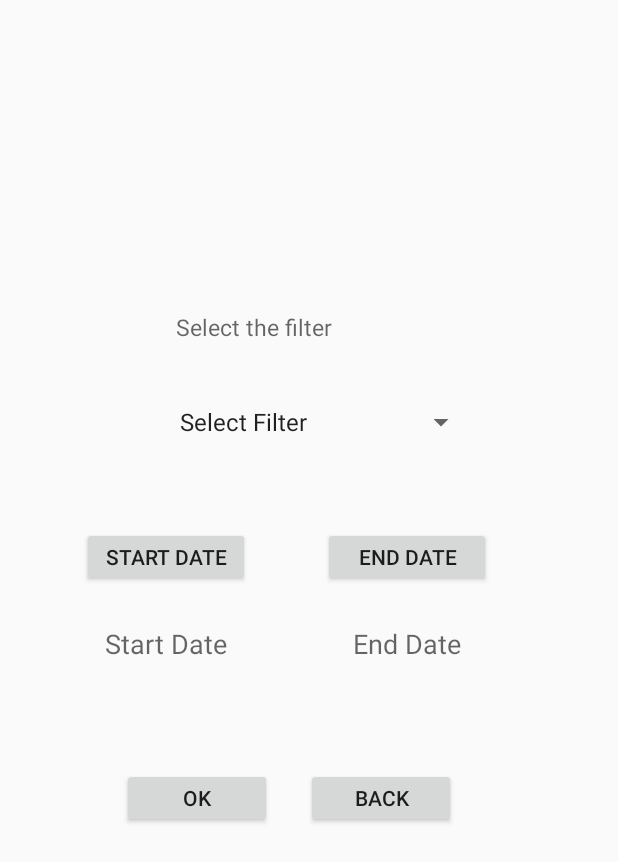
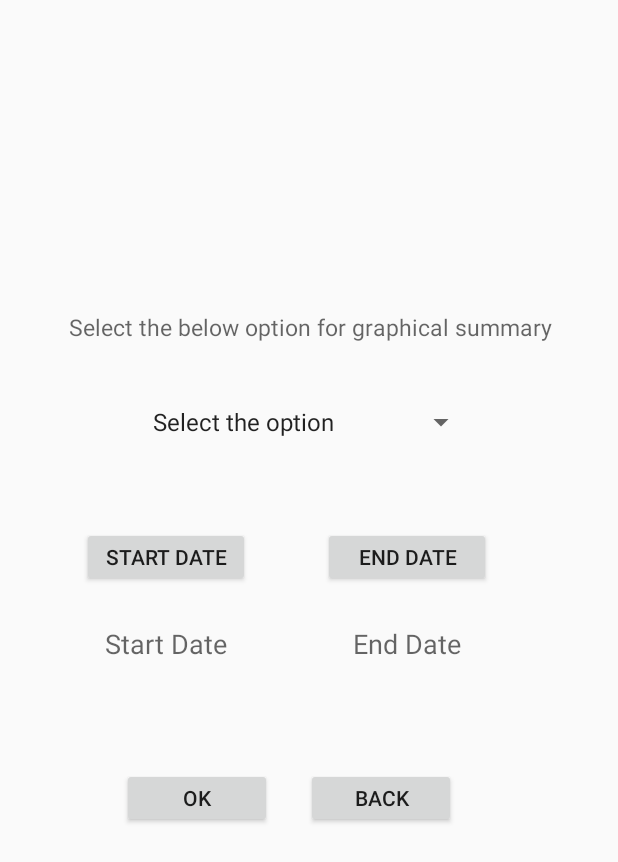
Before and after one commit to DBSE-teaching/isee2019-Sky-Net, an Android app: the layout view_summary.xml on its own in the app's theme, with its tools: preview values and no code run, on a phone screen of 412 x 824 dp. Shown: the top 862 px of the screen. Run offline under Robolectric (Android 15) with nearby library versions, the phone set to English and light mode, and no system bars.

Commit message:
Added Pie chart for Payment Method

```diff
--- a/SourceCode/app/src/main/res/layout/barchart.xml
+++ b/SourceCode/app/src/main/res/layout/barchart.xml
@@ -16,7 +16,7 @@
         android:layout_marginEnd="8dp"
         android:layout_marginBottom="8dp"
         android:ems="10"
-        android:hint="Expenses filtered by Date"
+        android:hint="View expenses by Date"
         android:textAlignment="center"
         android:textSize="20sp"
         app:layout_constraintBottom_toBottomOf="parent"
--- a/SourceCode/app/src/main/res/layout/piechart.xml
+++ b/SourceCode/app/src/main/res/layout/piechart.xml
@@ -16,7 +16,7 @@
         android:layout_marginEnd="8dp"
         android:layout_marginBottom="8dp"
         android:ems="10"
-        android:hint="Expenses filtered by category"
+        android:hint="View expenses by Category"
         android:textAlignment="center"
         android:textSize="18sp"
         app:layout_constraintBottom_toBottomOf="parent"
--- a/SourceCode/app/src/main/res/layout/view_summary.xml
+++ b/SourceCode/app/src/main/res/layout/view_summary.xml
@@ -9,14 +9,14 @@
 
     <TextView
         android:id="@+id/filter1"
-        android:layout_width="112dp"
+        android:layout_width="400dp"
         android:layout_height="30dp"
         android:layout_marginStart="8dp"
         android:layout_marginTop="8dp"
         android:layout_marginEnd="8dp"
         android:layout_marginBottom="8dp"
         android:ems="10"
-        android:hint="Select the filter"
+        android:hint="Select the below option for graphical summary"
         android:textAlignment="center"
         android:textSize="15sp"
         app:layout_constraintBottom_toBottomOf="parent"
@@ -35,7 +35,7 @@
         android:layout_marginEnd="8dp"
         android:layout_marginBottom="8dp"
         android:ems="10"
-        android:entries="@array/graphfilter"
+        android:entries="@array/graphview"
         android:textAlignment="center"
         android:textSize="18sp"
         app:layout_constraintBottom_toBottomOf="parent"
--- a/SourceCode/app/src/main/res/values/strings.xml
+++ b/SourceCode/app/src/main/res/values/strings.xml
@@ -48,6 +48,14 @@
         <item>By Amount</item>
     </string-array>
 
+    <string-array name="graphview">
+        <!--<item>@string/noselection</item>-->
+        <item>Select the option</item>
+        <item>By Date</item>
+        <item>By Categories</item>
+        <item>By Payment Method</item>
+    </string-array>
+
     <string-array name="operators">
         <item> </item>
         <item>Greater than</item>
```
Also changed, not shown: SourceCode/app/src/main/java/com/example/exspendables/MainActivity.java (+72 -7 lines).
